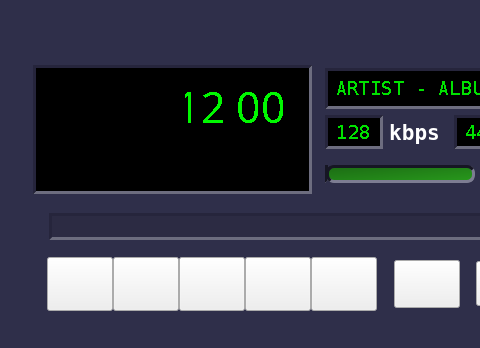
This is mainwindow.ui in Rodmg/linamp as Qt 5 draws it before an edit; both pictures show x 0 to 480 and y 0 to 348 of the 825 by 348 pixel window. The edited form follows.
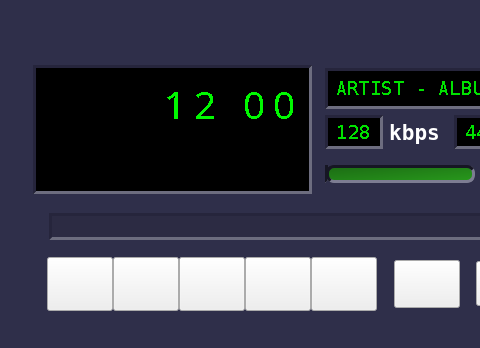
This is the edited form. Icons and pictures are not drawn. Custom widgets are drawn as their Qt base class.

Commit message: Progress number font

Patch:
```diff
--- a/mainwindow.ui
+++ b/mainwindow.ui
@@ -131,9 +131,9 @@
              <widget class="QLabel" name="progressTimeLabel">
               <property name="geometry">
                <rect>
-                <x>149</x>
+                <x>118</x>
                 <y>9</y>
-                <width>101</width>
+                <width>150</width>
                 <height>61</height>
                </rect>
               </property>
@@ -149,6 +149,33 @@
                    </color>
                   </brush>
                  </colorrole>
+                 <colorrole role="Text">
+                  <brush brushstyle="SolidPattern">
+                   <color alpha="255">
+                    <red>0</red>
+                    <green>248</green>
+                    <blue>0</blue>
+                   </color>
+                  </brush>
+                 </colorrole>
+                 <colorrole role="ButtonText">
+                  <brush brushstyle="SolidPattern">
+                   <color alpha="255">
+                    <red>0</red>
+                    <green>248</green>
+                    <blue>0</blue>
+                   </color>
+                  </brush>
+                 </colorrole>
+                 <colorrole role="PlaceholderText">
+                  <brush brushstyle="SolidPattern">
+                   <color alpha="128">
+                    <red>0</red>
+                    <green>248</green>
+                    <blue>0</blue>
+                   </color>
+                  </brush>
+                 </colorrole>
                 </active>
                 <inactive>
                  <colorrole role="WindowText">
@@ -160,20 +187,86 @@
                    </color>
                   </brush>
                  </colorrole>
+                 <colorrole role="Text">
+                  <brush brushstyle="SolidPattern">
+                   <color alpha="255">
+                    <red>0</red>
+                    <green>248</green>
+                    <blue>0</blue>
+                   </color>
+                  </brush>
+                 </colorrole>
+                 <colorrole role="ButtonText">
+                  <brush brushstyle="SolidPattern">
+                   <color alpha="255">
+                    <red>0</red>
+                    <green>248</green>
+                    <blue>0</blue>
+                   </color>
+                  </brush>
+                 </colorrole>
+                 <colorrole role="PlaceholderText">
+                  <brush brushstyle="SolidPattern">
+                   <color alpha="128">
+                    <red>0</red>
+                    <green>248</green>
+                    <blue>0</blue>
+                   </color>
+                  </brush>
+                 </colorrole>
                 </inactive>
-                <disabled/>
+                <disabled>
+                 <colorrole role="WindowText">
+                  <brush brushstyle="SolidPattern">
+                   <color alpha="255">
+                    <red>0</red>
+                    <green>248</green>
+                    <blue>0</blue>
+                   </color>
+                  </brush>
+                 </colorrole>
+                 <colorrole role="Text">
+                  <brush brushstyle="SolidPattern">
+                   <color alpha="255">
+                    <red>0</red>
+                    <green>248</green>
+                    <blue>0</blue>
+                   </color>
+                  </brush>
+                 </colorrole>
+                 <colorrole role="ButtonText">
+                  <brush brushstyle="SolidPattern">
+                   <color alpha="255">
+                    <red>0</red>
+                    <green>248</green>
+                    <blue>0</blue>
+                   </color>
+                  </brush>
+                 </colorrole>
+                 <colorrole role="PlaceholderText">
+                  <brush brushstyle="SolidPattern">
+                   <color alpha="128">
+                    <red>0</red>
+                    <green>248</green>
+                    <blue>0</blue>
+                   </color>
+                  </brush>
+                 </colorrole>
+                </disabled>
                </palette>
               </property>
               <property name="font">
                <font>
-                <family>LED LCD 123</family>
-                <pointsize>32</pointsize>
+                <family>bignumbers</family>
+                <pointsize>29</pointsize>
                 <stylestrategy>NoAntialias</stylestrategy>
                </font>
               </property>
               <property name="styleSheet">
                <string notr="true">#progressTimeLabel {
-	font-family: &quot;LED LCD 123&quot;;
+	font-family: &quot;bignumbers&quot;;
+	letter-spacing: 8px;
+	color: #00f800;
 }</string>
               </property>
               <property name="text">
```
Left out of the diff: 80 changed lines with no effect on the pictures. The commit also changes 3 other files.
